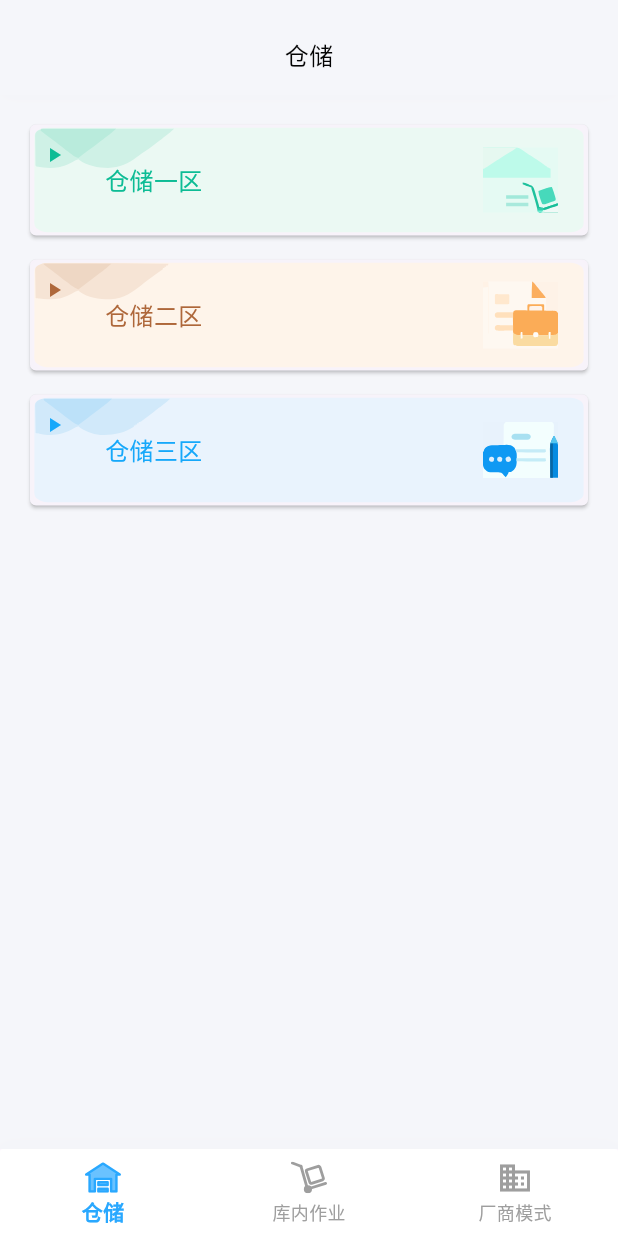
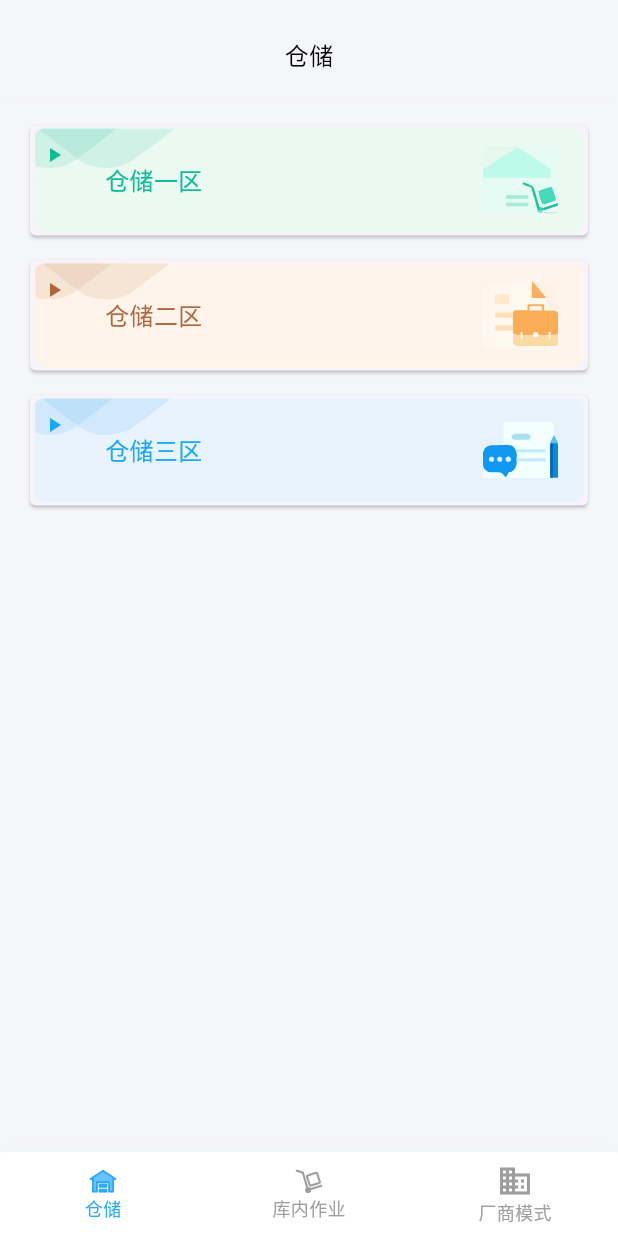
Before and after one commit to violet000/itms_mobile, a Flutter app: the HomePage screen opened by its route, on a phone screen of 412 x 824 dp. Run offline on Flutter 3.47's test engine with Material 2 defaults, Android fonts, the phone set to English and light mode, and no system bars; our stand-ins replace dio, flutter_slidable, flutter_svg, image_picker; project files that could hold a hidden picture were left out.

Commit message:
fix (首页):  移除水波纹

```diff
--- a/lib/presentation/pages/home/home.dart
+++ b/lib/presentation/pages/home/home.dart
@@ -1,4 +1,5 @@
 import 'package:flutter/material.dart';
+import 'package:flutter/material.dart' show NoSplash;
 import 'package:flutter_svg/flutter_svg.dart';
 import 'dart:ui';
 
@@ -511,7 +512,7 @@ class _HomePageState extends State<HomePage>
               ),
               const SizedBox(height: 8),
               Text(
-                '功能开发中...',
+                '暂未开发...',
                 style: TextStyle(
                   fontSize: 14,
                   color: Colors.grey[500],
@@ -546,18 +547,22 @@ class _HomePageState extends State<HomePage>
         ),
         child: ClipRRect(
           borderRadius: const BorderRadius.vertical(top: Radius.circular(2)),
+          child: Theme(
+            data: Theme.of(context).copyWith(
+              splashFactory: NoSplash.splashFactory,
+              highlightColor: Colors.transparent,
+            ),
             child: BottomNavigationBar(
               currentIndex: _selectedIndex,
               type: BottomNavigationBarType.fixed,
               backgroundColor: Colors.white,
               selectedItemColor: const Color(0xFF29A8FF),
               unselectedItemColor: Colors.grey,
-            selectedLabelStyle: const TextStyle(fontWeight: FontWeight.bold),
+              selectedLabelStyle: const TextStyle(fontWeight: FontWeight.normal, fontSize: 12),
               elevation: 0,
               enableFeedback: false,
               onTap: (index) {
                 setState(() {
-                print("index: $index");
                   _selectedIndex = index;
                 });
               },
@@ -566,16 +571,16 @@ class _HomePageState extends State<HomePage>
                         icon: menu.unselectedIcon != null
                             ? SvgPicture.asset(
                                 menu.unselectedIcon!,
-                              width: 24,
-                              height: 24,
+                                width: 18,
+                                height: 18,
                                 color: Colors.grey,
                               )
                             : Icon(menu.icon),
                         activeIcon: menu.selectedIcon != null
                             ? SvgPicture.asset(
                                 menu.selectedIcon!,
-                              width: 24,
-                              height: 24,
+                                width: 18,
+                                height: 18,
                                 color: const Color(0xFF29A8FF),
                               )
                             : Icon(menu.icon),
@@ -585,6 +590,7 @@ class _HomePageState extends State<HomePage>
             ),
           ),
         ),
+      ),
     );
   }
 }
```
Lines whose indentation alone changed are shown as unchanged.
